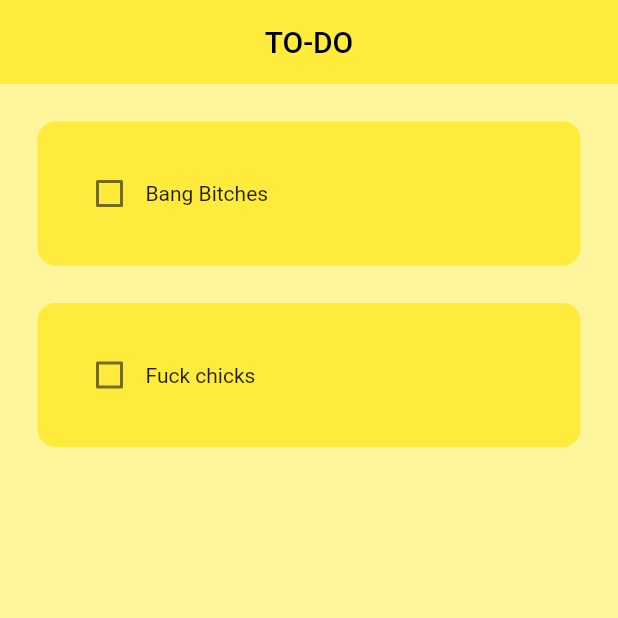
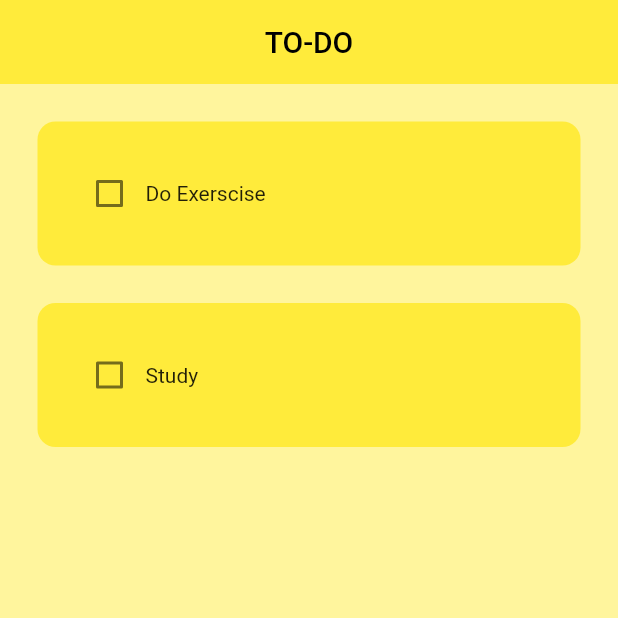
Before and after one commit to AyushOJOD/ToDo-List, a Flutter app: the screen it shows after launch, on a phone screen of 412 x 824 dp, the top half of it. Run offline on Flutter 3.47's test engine with Material 2 defaults, Android fonts, the phone set to English and light mode, and no system bars; drawn by our look-alikes of flutter_slidable; our stand-ins replace hive_flutter; accounts and stored records are empty.

Commit message:
Update database.dart

```diff
--- a/lib/data/database.dart
+++ b/lib/data/database.dart
@@ -7,8 +7,8 @@ class ToDoDatabase {
 
   void initialdata() {
     toDoList = [
-      ["Bang Bitches", false],
-      ["Fuck chicks", false],
+      ["Do Exerscise", false],
+      ["Study", false],
     ];
   }
 
```
